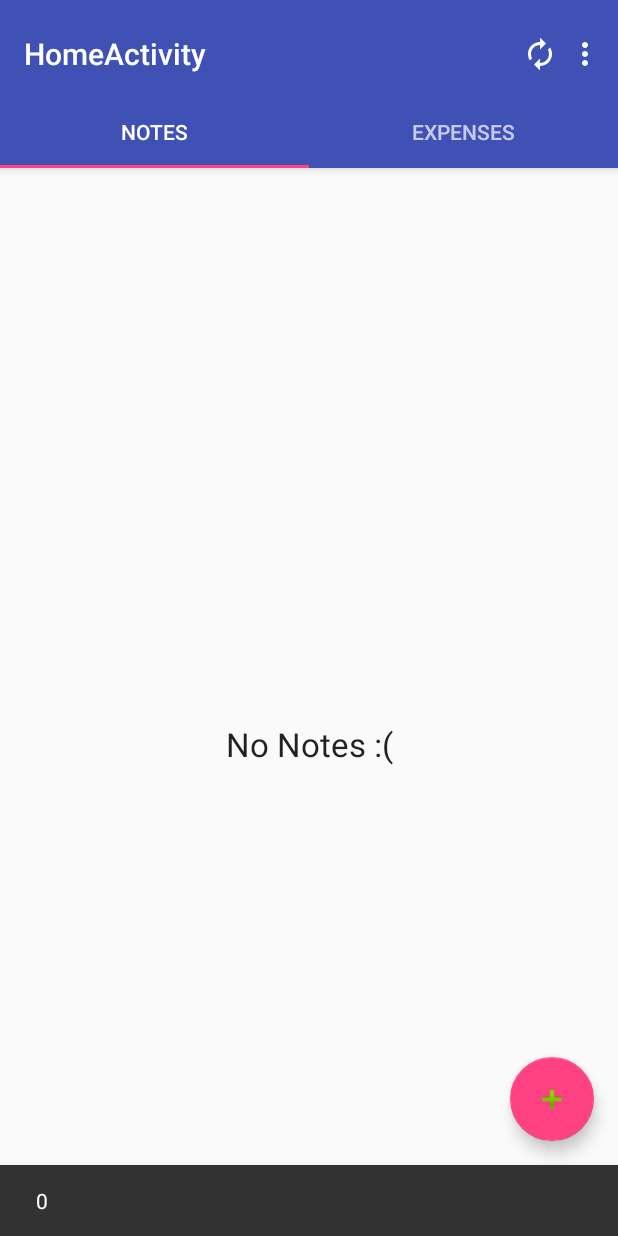
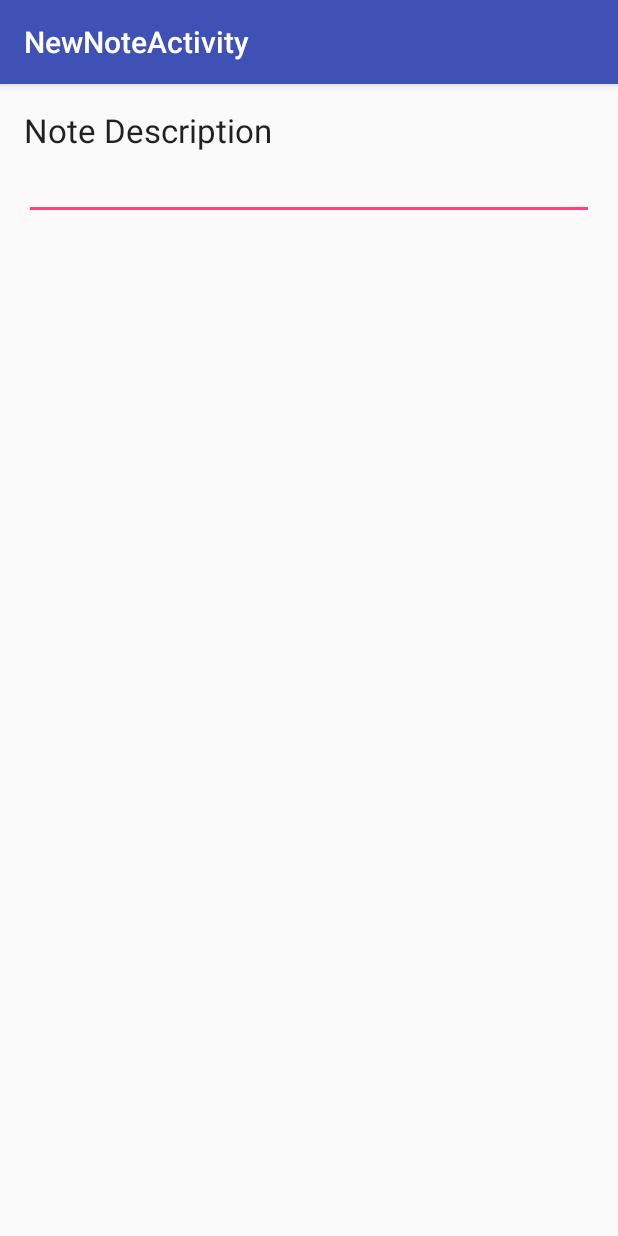
Before and after one commit to Pridexs/Roomie, an Android app: the HomeActivity screen opened directly, with no data from a screen before it, after a tap on an icon or button, on a phone screen of 412 x 824 dp. Run offline under Robolectric (Android 15) with nearby library versions, the phone set to English and light mode, and no system bars; our stand-ins replace Volley; network calls fail; 4 statements that could not run were skipped.

Commit message:
Added DisplayNote and Implemented a Dialog Box

```diff
--- /dev/null
+++ b/app/src/main/java/pridexs/roomie/NewNoteActivity.java
@@ -0,0 +1,20 @@
+package pridexs.roomie;
+
+import android.os.Bundle;
+import android.support.design.widget.FloatingActionButton;
+import android.support.design.widget.Snackbar;
+import android.support.v7.app.AppCompatActivity;
+import android.support.v7.widget.Toolbar;
+import android.view.View;
+
+public class NewNoteActivity extends AppCompatActivity {
+
+    @Override
+    protected void onCreate(Bundle savedInstanceState) {
+        super.onCreate(savedInstanceState);
+        setContentView(R.layout.activity_new_note);
+        Toolbar toolbar = (Toolbar) findViewById(R.id.toolbar);
+        setSupportActionBar(toolbar);
+    }
+
+}
--- /dev/null
+++ b/app/src/main/res/layout/activity_new_note.xml
@@ -0,0 +1,20 @@
+<?xml version="1.0" encoding="utf-8"?>
+<android.support.design.widget.CoordinatorLayout
+    xmlns:android="http://schemas.android.com/apk/res/android"
+    xmlns:app="http://schemas.android.com/apk/res-auto"
+    xmlns:tools="http://schemas.android.com/tools" android:layout_width="match_parent"
+    android:layout_height="match_parent" android:fitsSystemWindows="true"
+    tools:context="pridexs.roomie.NewNoteActivity">
+
+    <android.support.design.widget.AppBarLayout android:layout_height="wrap_content"
+        android:layout_width="match_parent" android:theme="@style/AppTheme.AppBarOverlay">
+
+        <android.support.v7.widget.Toolbar android:id="@+id/toolbar"
+            android:layout_width="match_parent" android:layout_height="?attr/actionBarSize"
+            android:background="?attr/colorPrimary" app:popupTheme="@style/AppTheme.PopupOverlay" />
+
+    </android.support.design.widget.AppBarLayout>
+
+    <include layout="@layout/content_new_note" />
+
+</android.support.design.widget.CoordinatorLayout>
--- /dev/null
+++ b/app/src/main/res/layout/content_new_note.xml
@@ -0,0 +1,30 @@
+<?xml version="1.0" encoding="utf-8"?>
+<RelativeLayout xmlns:android="http://schemas.android.com/apk/res/android"
+    xmlns:tools="http://schemas.android.com/tools"
+    xmlns:app="http://schemas.android.com/apk/res-auto" android:layout_width="match_parent"
+    android:layout_height="match_parent" android:paddingLeft="@dimen/activity_horizontal_margin"
+    android:paddingRight="@dimen/activity_horizontal_margin"
+    android:paddingTop="@dimen/activity_vertical_margin"
+    android:paddingBottom="@dimen/activity_vertical_margin"
+    app:layout_behavior="@string/appbar_scrolling_view_behavior"
+    tools:showIn="@layout/activity_new_note" tools:context="pridexs.roomie.NewNoteActivity">
+
+    <TextView
+        android:layout_width="wrap_content"
+        android:layout_height="wrap_content"
+        android:textAppearance="?android:attr/textAppearanceLarge"
+        android:text="@string/note_description"
+        android:id="@+id/note_textView"
+        android:layout_alignParentTop="true"
+        android:layout_alignParentStart="true" />
+
+    <EditText
+        android:layout_width="wrap_content"
+        android:layout_height="wrap_content"
+        android:inputType="textMultiLine"
+        android:ems="10"
+        android:id="@+id/note_description_text"
+        android:layout_below="@+id/note_textView"
+        android:layout_alignParentStart="true"
+        android:layout_alignParentEnd="true" />
+</RelativeLayout>
--- a/app/src/main/res/values/strings.xml
+++ b/app/src/main/res/values/strings.xml
@@ -4,6 +4,7 @@
 
     <string name="hello_world">Hello world!</string>
     <string name="action_settings">Settings</string>
+    <string name="pick_option">Pick option</string>
 
 
     <string name="title_activity_home">HomeActivity</string>
@@ -58,5 +59,10 @@
 
     <!-- Notes -->
     <string name="no_notes">No Notes :(</string>
+    <string name="title_activity_new_note">NewNoteActivity</string>
+    <string name="note_description">Note Description</string>
+    <string name="title_activity_display_note">DisplayNoteActivity</string>
+    <string name="created_by">Created by</string>
+    <string name="last_updated">Last Updated</string>
 
 </resources>
```
Also changed, not shown: app/src/main/AndroidManifest.xml (+11 -0 lines), app/src/main/java/pridexs/roomie/DBManager.java (+8 -0 lines), app/src/main/java/pridexs/roomie/DisplayNoteActivity.java (added, +33 -0 lines), app/src/main/java/pridexs/roomie/HomeActivity.java (+22 -9 lines), app/src/main/java/pridexs/roomie/NoteDialogFragment.java (added, +54 -0 lines), app/src/main/java/pridexs/roomie/NotesFragment.java (+63 -4 lines), app/src/main/res/layout/activity_display_note.xml (added, +20 -0 lines), app/src/main/res/layout/content_display_note.xml (added, +83 -0 lines), app/src/main/res/values/arrays.xml (added, +8 -0 lines).
